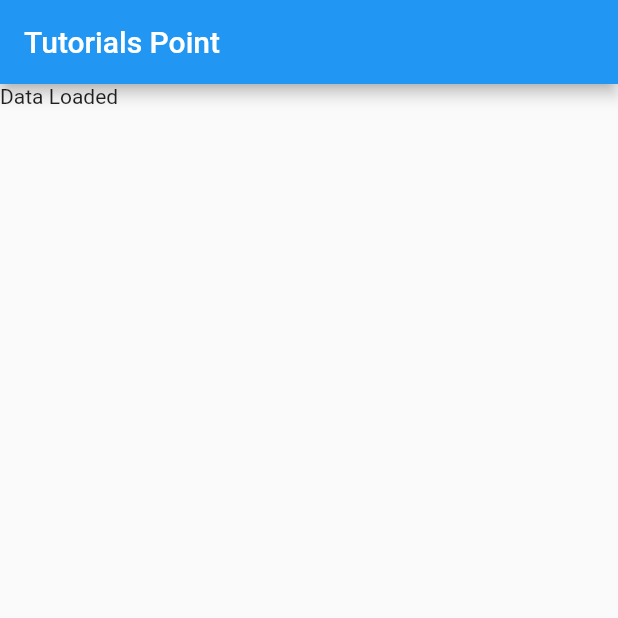
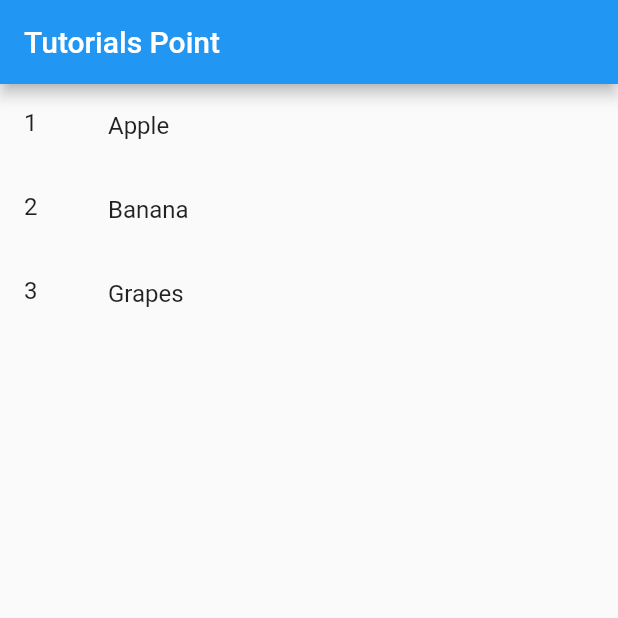
Before and after one commit to azharmarmu/tp_article, a Flutter app: the screen it shows after launch, on a phone screen of 412 x 824 dp, the top half of it. Run offline on Flutter 3.47's test engine with Material 2 defaults, Android fonts, the phone set to English and light mode, and no system bars.

Commit message:
Better Example

```diff
--- a/lib/home_page.dart
+++ b/lib/home_page.dart
@@ -9,21 +9,49 @@ class HomePage extends StatelessWidget {
       appBar: AppBar(
         title: const Text('Tutorials Point'),
       ),
-      body: FutureBuilder<String>(
-        future: fetchData(),
+      body: Center(
+        child: FutureBuilder<List<String>>(
+          future: fetchFruits(),
           builder: (BuildContext context, AsyncSnapshot snapshot) {
             if (snapshot.hasData) {
-            return Text(snapshot.data);
+              return ListView.builder(
+                itemCount: snapshot.data.length,
+                itemBuilder: (context, index) {
+                  return ListTile(
+                    leading: Text(
+                      '${index + 1}',
+                      style: const TextStyle(
+                        fontSize: 16,
+                      ),
+                    ),
+                    title: Text(
+                      snapshot.data[index][0].toUpperCase() +
+                          snapshot.data[index].substring(1),
+                      style: const TextStyle(
+                        fontSize: 16,
+                      ),
+                    ),
+                  );
+                },
+              );
             } else if (snapshot.hasError) {
               return Text("${snapshot.error}");
             }
             return const CircularProgressIndicator();
           },
         ),
+      ),
     );
   }
 
-  Future<String> fetchData() async {
-    return Future.delayed(const Duration(seconds: 2), () => "Data Loaded");
+  Future<List<String>> fetchFruits() async {
+    return Future.delayed(
+      const Duration(seconds: 5),
+      () => [
+        'apple',
+        'banana',
+        'grapes',
+      ],
+    );
   }
 }
```
Lines whose indentation alone changed are shown as unchanged.
